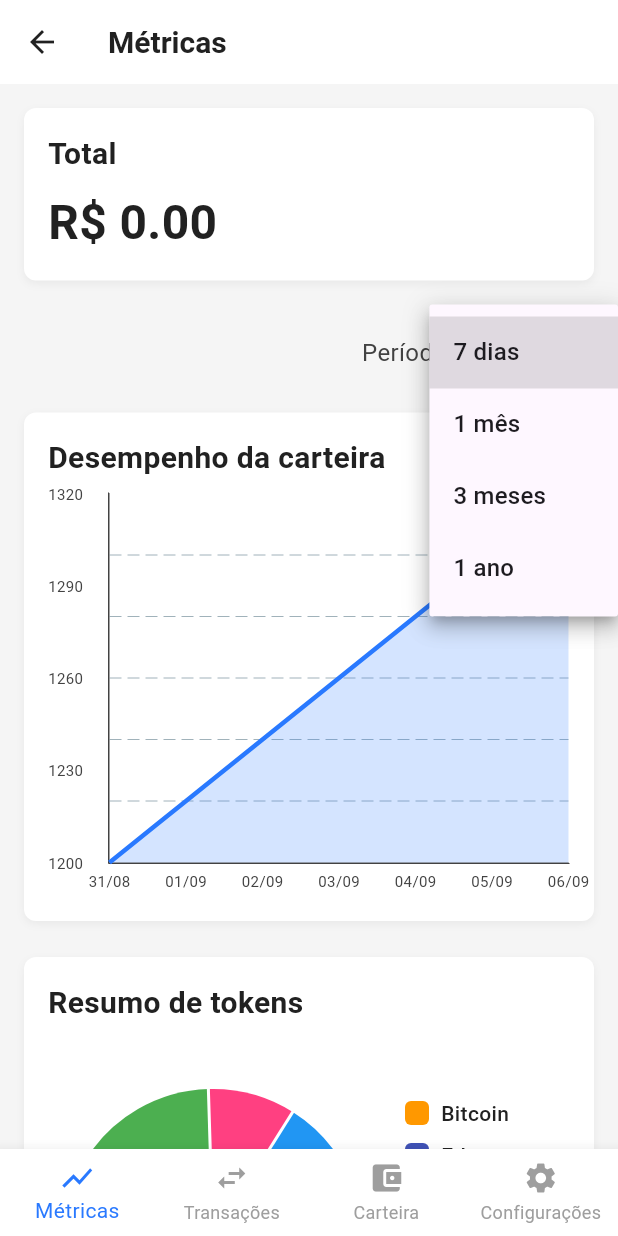
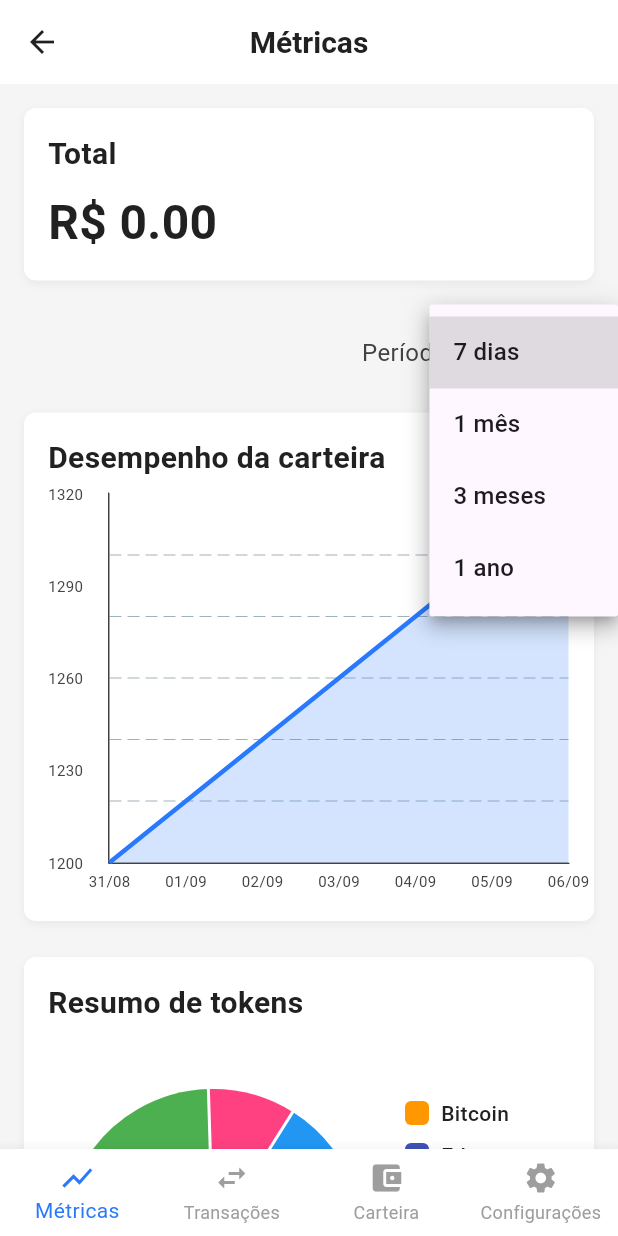
Before and after one commit to SaraBohnen/tcc, a Flutter app: the MetricsScreen screen opened by its route, after a tap on "7 dias", on a phone screen of 412 x 824 dp. Run offline on Flutter 3.47's test engine with Material 3 defaults, Android fonts, the light colour scheme and no system bars; drawn by our look-alikes of fl_chart; our stand-ins replace shared_preferences; accounts and stored records are empty.

Commit message:
atualizacao do UI

```diff
--- a/lib/views/metrics_screen.dart
+++ b/lib/views/metrics_screen.dart
@@ -99,6 +99,21 @@ class _MetricsTabState extends State<MetricsTab> {
                 data: SampleDataGenerator.generateWorstPerformingTokens(),
               ),
             ),
+            const SizedBox(height: 24),
+
+            //--- FRASE E ÍCONE ---
+            Column(
+              children: const [
+                Icon(Icons.bar_chart, size: 58, color: Colors.grey),
+                Text(
+                  'GERENCIAR GRÁFICOS',
+                  style: TextStyle(fontSize: 16),
+                  textAlign: TextAlign.center,
+                ),
+              ],
+            ),
+            //--- IMAGEM FINAL ---
+            Image.asset('assets/images/metrics.png', fit: BoxFit.contain),
           ],
         ),
       ),
@@ -133,6 +148,7 @@ class MetricsScreen extends StatelessWidget {
                 titles[navController.currentIndex],
                 style: AppStyles.screenTitle,
               ),
+              centerTitle: true,
               elevation: 0,
             ),
             body: IndexedStack(
--- a/lib/views/settings_screen.dart
+++ b/lib/views/settings_screen.dart
@@ -10,7 +10,7 @@ class SettingsScreen extends StatelessWidget {
   Widget build(BuildContext context) {
     return Scaffold(
       // Fundo claro
-      backgroundColor: AppColors.backgroundLight,
+      backgroundColor: AppColors.primaryWhite,
       body: SingleChildScrollView(
         padding: const EdgeInsets.all(16),
         child: Column(
@@ -65,6 +65,20 @@ class SettingsScreen extends StatelessWidget {
                 // TODO: implementar troca de idioma
               },
             ),
+            const SizedBox(height: 24),
+            const Text('Moeda Principal', style: AppStyles.screenTitle),
+            const SizedBox(height: 8),
+            DropdownButton<String>(
+              dropdownColor: AppColors.primaryWhite,
+              value: 'USD',
+              items: const [
+                DropdownMenuItem(value: 'USD', child: Text('Dolar')),
+                DropdownMenuItem(value: 'BRL', child: Text('Real')),
+              ],
+              onChanged: (String? newLang) {
+                // TODO: implementar troca de moeda
+              },
+            ),
           ],
         ),
       ),
--- a/pubspec.yaml
+++ b/pubspec.yaml
@@ -34,6 +34,7 @@ dependencies:
   fl_chart: ^1.1.0
   shared_preferences: ^2.5.3
   intl: ^0.20.2
+  video_player: ^2.9.1
 
   # The following adds the Cupertino Icons font to your application.
   # Use with the CupertinoIcons class for iOS style icons.
@@ -62,6 +63,7 @@ flutter:
   uses-material-design: true
   assets:
     - assets/images/
+    - assets/videos/splash.mp4
 
   # To add assets to your application, add an assets section, like this:
   # assets:
```
Also changed, not shown: lib/utils/sample_data_generator.dart (+116 -1 lines), assets/images/metrics.png (added), pubspec.lock, 2 other files.
